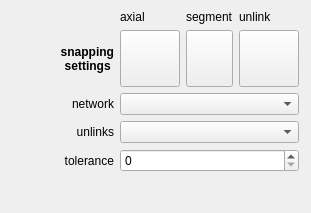
The window that esstoolkit/drawing/DrawingTool_dockwidget_base.ui (SpaceGroupUCL/qgisSpaceSyntaxToolkit) describes before a commit, drawn with Qt 5.
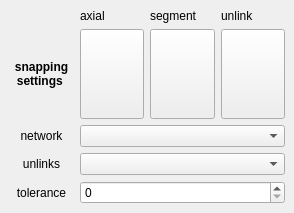
The same window after the commit.

Commit message: ui fixes and catchment output

Diff of the .ui file:
```diff
--- a/esstoolkit/drawing/DrawingTool_dockwidget_base.ui
+++ b/esstoolkit/drawing/DrawingTool_dockwidget_base.ui
@@ -6,7 +6,7 @@
    <rect>
     <x>0</x>
     <y>0</y>
-    <width>311</width>
+    <width>294</width>
     <height>213</height>
    </rect>
   </property>
@@ -18,29 +18,29 @@
   </property>
   <property name="minimumSize">
    <size>
-    <width>260</width>
-    <height>180</height>
+    <width>294</width>
+    <height>200</height>
    </size>
   </property>
   <property name="windowTitle">
    <string>Drawing Tool</string>
   </property>
   <widget class="QWidget" name="dockWidgetContents">
-   <widget class="QWidget" name="layoutWidget">
-    <property name="geometry">
-     <rect>
-      <x>10</x>
-      <y>10</y>
-      <width>289</width>
-      <height>162</height>
-     </rect>
-    </property>
+   <layout class="QHBoxLayout" name="horizontalLayout">
+    <item>
     <layout class="QGridLayout" name="gridLayout">
      <property name="sizeConstraint">
       <enum>QLayout::SetMinimumSize</enum>
      </property>
      <item row="4" column="1" colspan="3">
-      <widget class="QSpinBox" name="toleranceSpin"/>
+       <widget class="QSpinBox" name="toleranceSpin">
+        <property name="sizePolicy">
+         <sizepolicy hsizetype="MinimumExpanding" vsizetype="Fixed">
+          <horstretch>0</horstretch>
+          <verstretch>0</verstretch>
+         </sizepolicy>
+        </property>
+       </widget>
      </item>
      <item row="1" column="0">
       <widget class="QLabel" name="label">
@@ -67,7 +67,7 @@
 settings </string>
        </property>
        <property name="alignment">
-        <set>Qt::AlignRight|Qt::AlignTrailing|Qt::AlignVCenter</set>
+         <set>Qt::AlignCenter</set>
        </property>
       </widget>
      </item>
@@ -80,12 +80,19 @@
         <string>unlinks</string>
        </property>
        <property name="alignment">
-        <set>Qt::AlignRight|Qt::AlignTrailing|Qt::AlignVCenter</set>
+         <set>Qt::AlignCenter</set>
        </property>
       </widget>
      </item>
      <item row="2" column="1" colspan="3">
-      <widget class="QComboBox" name="networkCombo"/>
+       <widget class="QComboBox" name="networkCombo">
+        <property name="sizePolicy">
+         <sizepolicy hsizetype="MinimumExpanding" vsizetype="Fixed">
+          <horstretch>0</horstretch>
+          <verstretch>0</verstretch>
+         </sizepolicy>
+        </property>
+       </widget>
      </item>
      <item row="4" column="0">
       <widget class="QLabel" name="label_4">
@@ -93,14 +100,14 @@
         <string>tolerance</string>
        </property>
        <property name="alignment">
-        <set>Qt::AlignRight|Qt::AlignTrailing|Qt::AlignVCenter</set>
+         <set>Qt::AlignCenter</set>
        </property>
       </widget>
      </item>
      <item row="1" column="2">
       <widget class="QPushButton" name="segmentButton">
        <property name="sizePolicy">
-        <sizepolicy hsizetype="Fixed" vsizetype="Fixed">
+         <sizepolicy hsizetype="Maximum" vsizetype="Fixed">
          <horstretch>0</horstretch>
          <verstretch>0</verstretch>
         </sizepolicy>
@@ -128,7 +135,7 @@
      <item row="1" column="1">
       <widget class="QPushButton" name="axialButton">
        <property name="sizePolicy">
-        <sizepolicy hsizetype="Fixed" vsizetype="Fixed">
+         <sizepolicy hsizetype="MinimumExpanding" vsizetype="Fixed">
          <horstretch>0</horstretch>
          <verstretch>0</verstretch>
         </sizepolicy>
@@ -159,7 +166,7 @@
      <item row="1" column="3">
       <widget class="QPushButton" name="unlinksButton">
        <property name="sizePolicy">
-        <sizepolicy hsizetype="Fixed" vsizetype="Fixed">
+         <sizepolicy hsizetype="MinimumExpanding" vsizetype="Fixed">
          <horstretch>0</horstretch>
          <verstretch>0</verstretch>
         </sizepolicy>
@@ -190,12 +197,18 @@
         <string>network</string>
        </property>
        <property name="alignment">
-        <set>Qt::AlignRight|Qt::AlignTrailing|Qt::AlignVCenter</set>
+         <set>Qt::AlignCenter</set>
        </property>
       </widget>
      </item>
      <item row="0" column="1">
       <widget class="QLabel" name="label_5">
+        <property name="sizePolicy">
+         <sizepolicy hsizetype="MinimumExpanding" vsizetype="Preferred">
+          <horstretch>0</horstretch>
+          <verstretch>0</verstretch>
+         </sizepolicy>
+        </property>
        <property name="minimumSize">
         <size>
          <width>60</width>
@@ -209,6 +222,12 @@
      </item>
      <item row="0" column="2">
       <widget class="QLabel" name="label_6">
+        <property name="sizePolicy">
+         <sizepolicy hsizetype="MinimumExpanding" vsizetype="Preferred">
+          <horstretch>0</horstretch>
+          <verstretch>0</verstretch>
+         </sizepolicy>
+        </property>
        <property name="text">
         <string>segment</string>
        </property>
@@ -216,6 +235,12 @@
      </item>
      <item row="0" column="3">
       <widget class="QLabel" name="label_7">
+        <property name="sizePolicy">
+         <sizepolicy hsizetype="Minimum" vsizetype="Preferred">
+          <horstretch>0</horstretch>
+          <verstretch>0</verstretch>
+         </sizepolicy>
+        </property>
        <property name="minimumSize">
         <size>
          <width>60</width>
@@ -228,7 +253,8 @@
       </widget>
      </item>
     </layout>
-   </widget>
+    </item>
+   </layout>
   </widget>
  </widget>
  <resources/>
```
Lines whose indentation alone changed are shown as unchanged. The commit also changes 6 other files.
